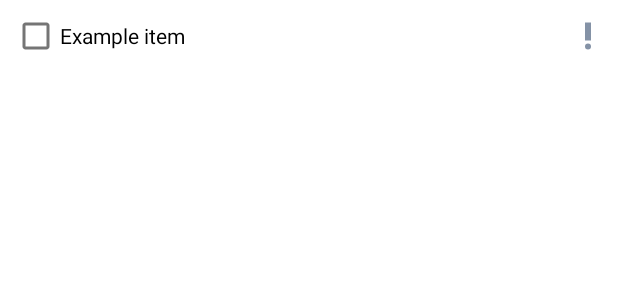
After one commit to 4libutt/CapstoneProject, an Android app: the layout fragment_checklist_item.xml on its own in the app's theme, with its tools: preview values and no code run, on a phone screen of 412 x 824 dp. The commit adds this screen. Shown: the top 300 px of the screen. Run offline under Robolectric (Android 15) with nearby library versions, the phone set to English and light mode, and no system bars.

Commit message:
added checklist layout and item layout

```diff
--- a/app/src/main/AndroidManifest.xml
+++ b/app/src/main/AndroidManifest.xml
@@ -25,8 +25,6 @@
             android:theme="@style/Theme.CapstoneProject.NoActionBar">
             <intent-filter>
                 <action android:name="android.intent.action.MAIN" />
-
-                <category android:name="android.intent.category.LAUNCHER" />
             </intent-filter>
         </activity>
     </application>
--- /dev/null
+++ b/app/src/main/res/drawable/ic_baseline_priority_high_24.xml
@@ -0,0 +1,6 @@
+<vector android:height="24dp" android:tint="#8492A6"
+    android:viewportHeight="24" android:viewportWidth="24"
+    android:width="24dp" xmlns:android="http://schemas.android.com/apk/res/android">
+    <path android:fillColor="@android:color/white" android:pathData="M12,19m-2,0a2,2 0,1 1,4 0a2,2 0,1 1,-4 0"/>
+    <path android:fillColor="@android:color/white" android:pathData="M10,3h4v12h-4z"/>
+</vector>
--- /dev/null
+++ b/app/src/main/res/layout/fragment_checklist_item.xml
@@ -0,0 +1,37 @@
+<?xml version="1.0" encoding="utf-8"?>
+<RelativeLayout xmlns:android="http://schemas.android.com/apk/res/android"
+    xmlns:tools="http://schemas.android.com/tools"
+    android:layout_width="match_parent"
+    android:layout_height="wrap_content"
+    android:padding="8dp">
+
+    <com.google.android.material.checkbox.MaterialCheckBox
+        android:id="@+id/checkboxItem"
+        android:layout_width="wrap_content"
+        android:layout_height="wrap_content"
+        android:layout_alignParentStart="true"
+        android:minWidth="0dp"
+        android:minHeight="0dp" />
+
+    <com.google.android.material.textview.MaterialTextView
+        android:id="@+id/checklistText"
+        android:layout_width="wrap_content"
+        android:layout_height="wrap_content"
+        android:layout_alignTop="@id/checkboxItem"
+        android:layout_alignBottom="@id/checkboxItem"
+        android:layout_toStartOf="@id/label_priority"
+        android:layout_toEndOf="@id/checkboxItem"
+        android:ellipsize="end"
+        android:gravity="center_vertical"
+        android:maxLines="1"
+        android:textColor="@color/black"
+        tools:text="Example item" />
+
+    <androidx.appcompat.widget.AppCompatImageView
+        android:id="@+id/label_priority"
+        android:layout_width="wrap_content"
+        android:layout_height="wrap_content"
+        android:layout_alignParentEnd="true"
+        android:layout_centerVertical="true"
+        android:src="@drawable/ic_baseline_priority_high_24" />
+</RelativeLayout>
--- a/app/src/main/res/values/strings.xml
+++ b/app/src/main/res/values/strings.xml
@@ -11,4 +11,5 @@
     <string name="my_planning">My planning</string>
     <string name="logo">logo</string>
     <string name="logo_radius">logo_radius</string>
+    <string name="checklists">Checklist</string>
 </resources>
```
Also changed, not shown: app/src/main/res/layout/fragment_checklist_overview.xml (+37 -1 lines), app/src/main/res/layout/fragment_home.xml (+18 -13 lines).
